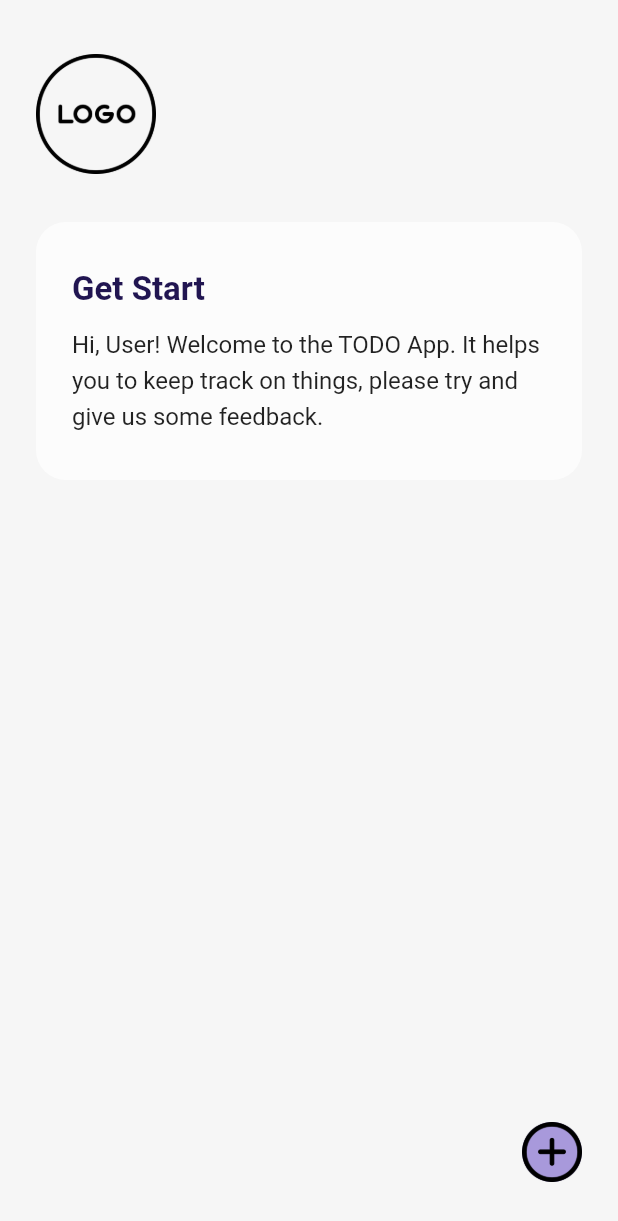
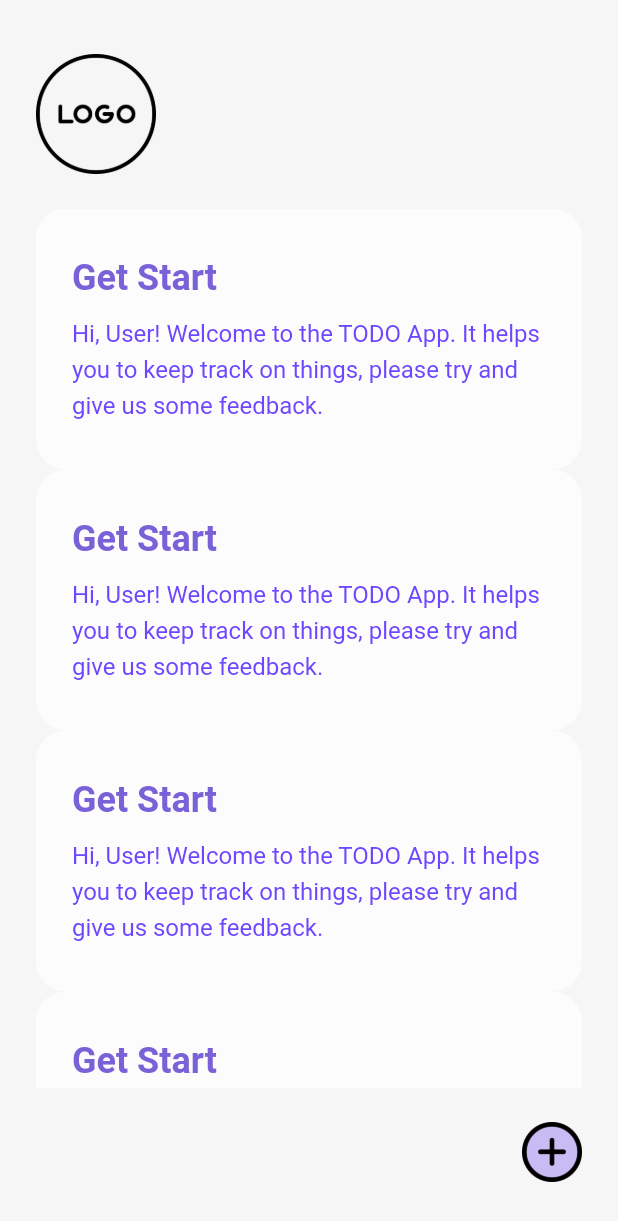
Before and after one commit to AndyWongCC/TODO_App, a Flutter app: the screen it shows after launch, on a phone screen of 412 x 824 dp. Shown: the top 1221 px of the screen. Run offline on Flutter 3.47's test engine with Material 2 defaults, Android fonts, the phone set to English and light mode, and no system bars.

```diff
--- a/lib/screens/homepage.dart
+++ b/lib/screens/homepage.dart
@@ -1,6 +1,7 @@
 import 'package:flutter/material.dart';
 import 'package:flutter/src/widgets/container.dart';
 import 'package:flutter/src/widgets/framework.dart';
+import 'package:todoapp/screens/taskpage.dart';
 import 'package:todoapp/weidgets.dart';
 
 class Homepage extends StatefulWidget {
@@ -17,7 +18,7 @@ class _HomepageState extends State<Homepage> {
       body: SafeArea(
         child: Container(
             width: double.infinity,
-            padding: EdgeInsets.symmetric(vertical: 36, horizontal: 24),
+            padding: EdgeInsets.symmetric(horizontal: 24, vertical: 36),
             color: Color(0xFFF6F6F6),
             child: Stack(
               children: [
@@ -30,24 +31,51 @@ class _HomepageState extends State<Homepage> {
                       image: AssetImage('assets/images/logo.png'),
                     ),
                     Container(
-                      margin: EdgeInsets.only(bottom: 32),
+                      margin: EdgeInsets.only(top: 5, bottom: 18),
+                    ),
+                    //TODO: Solve Scolling page
+                    Expanded(
+                      child: ListView(
+                        children: [
+                          TaskCardWidget(
+                              // title: 'Get Start',
+                              ),
+                          TaskCardWidget(
+                              // title: 'Get Start',
+                              ),
+                          TaskCardWidget(
+                              // title: 'Get Start',
                               ),
                           TaskCardWidget(
                               // title: 'Get Start',
                               ),
                         ],
                       ),
+                    ),
+                    Container(
+                      margin: EdgeInsets.only(top: 5, bottom: 58),
+                    ),
+                  ],
+                ),
                 Positioned(
                   bottom: 0.0,
                   right: 0.0,
+                  child: GestureDetector(
+                    onTap: () {
+                      Navigator.push(
+                        context,
+                        MaterialPageRoute(builder: (context) => Taskpage()),
+                      );
+                    },
                     child: Container(
                       decoration: BoxDecoration(
-                        color: Color.fromARGB(255, 168, 153, 219),
-                        borderRadius: BorderRadius.circular(22.0)),
+                          color: Color.fromARGB(255, 201, 188, 245),
+                          borderRadius: BorderRadius.circular(20.0)),
                       child: Image(
                           width: 40,
                           height: 40,
                           image: AssetImage('assets/images/add_icon.png')),
+                    ),
                   ),
                 )
               ],
--- a/lib/weidgets.dart
+++ b/lib/weidgets.dart
@@ -4,9 +4,9 @@ import 'package:flutter/material.dart';
 
 class TaskCardWidget extends StatelessWidget {
   // final String title;
-  // Error for this.title
+  // TODO: Error
   // TaskCardWidget({this.title});
-  // OK
+  // TODO: SuccessCase: But cannot modify
   // TaskCardWidget({required this.title})
 
   @override
@@ -25,8 +25,8 @@ class TaskCardWidget extends StatelessWidget {
               // title ?? "Empty",
               "Get Start",
               style: TextStyle(
-                  color: Color(0xFF211551),
-                  fontSize: 22.0,
+                  color: Color.fromARGB(255, 121, 97, 216),
+                  fontSize: 24.0,
                   fontWeight: FontWeight.bold),
             ),
             Container(
@@ -35,6 +35,7 @@ class TaskCardWidget extends StatelessWidget {
             Text(
                 "Hi, User! Welcome to the TODO App. It helps you to keep track on things, please try and give us some feedback.",
                 style: TextStyle(
+                  color: Color.fromARGB(255, 108, 71, 255),
                   fontSize: 16,
                   height: 1.5,
                 )),
```
Also changed, not shown: lib/screens/taskpage.dart (added, +52 -0 lines), assets/images/back_arrow_icon.png. Lines whose indentation alone changed are shown as unchanged.
